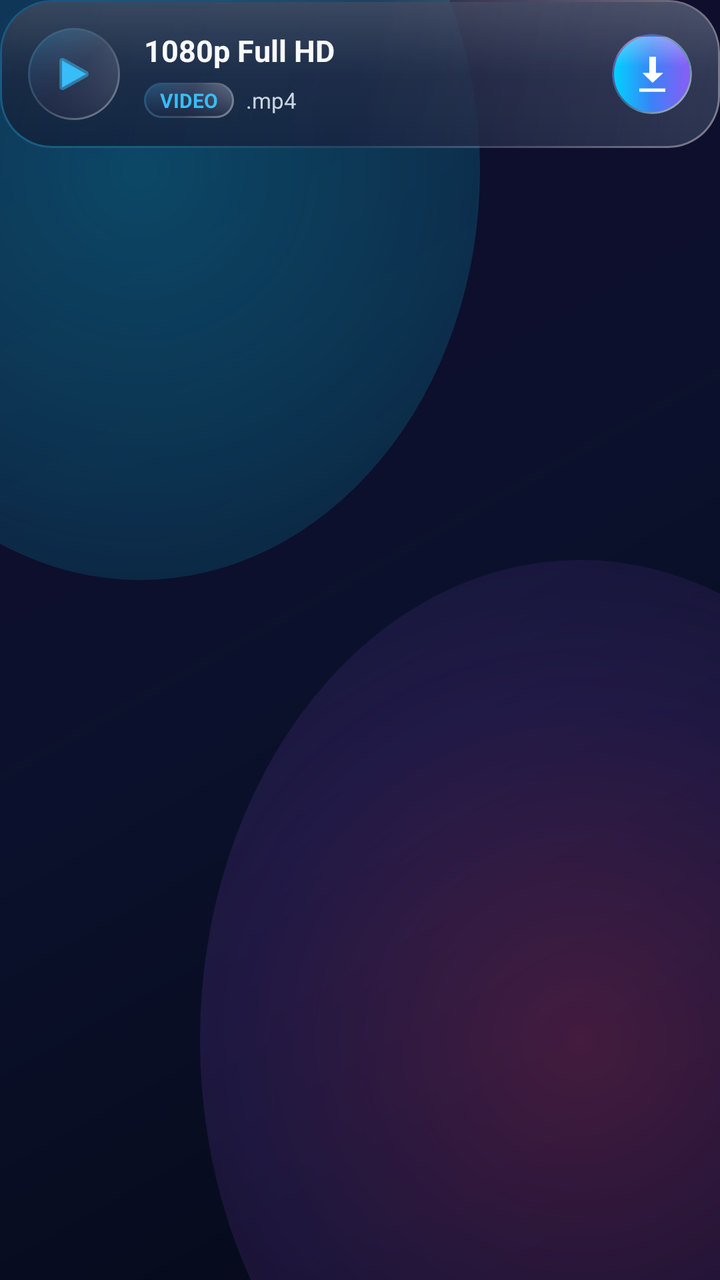
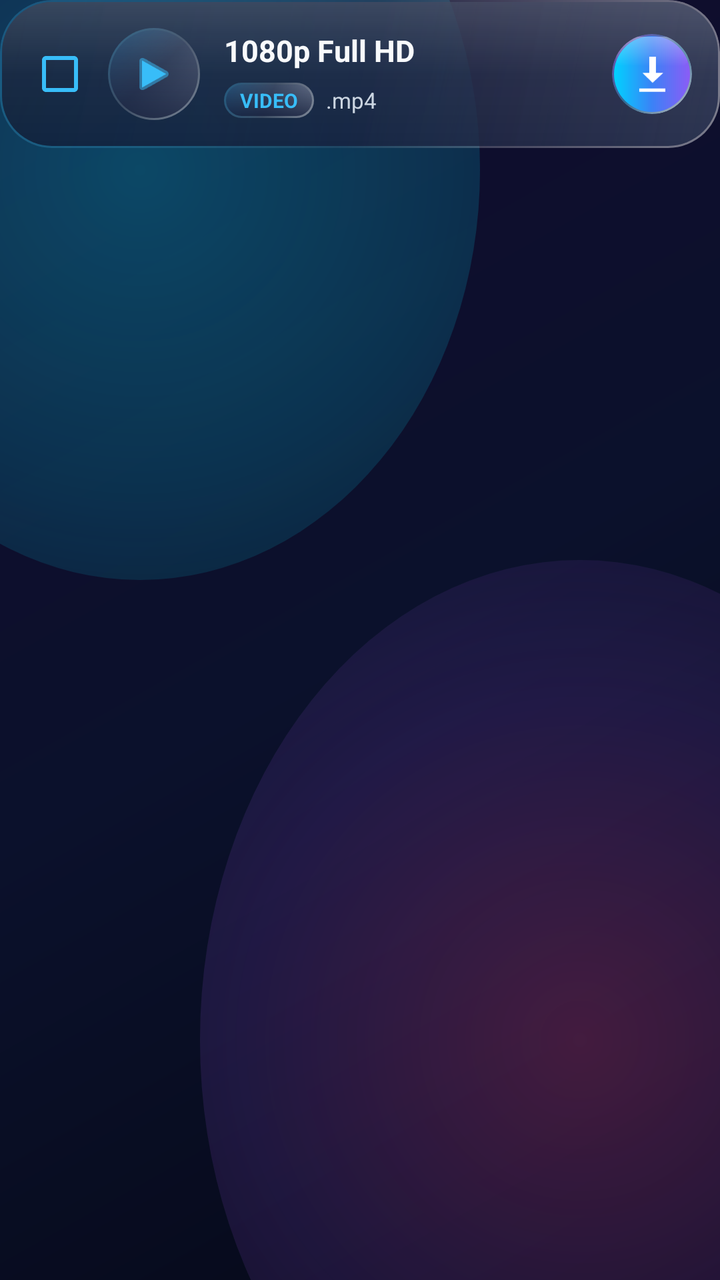

Two renders of the same Android screen: before a commit and after it. Below are the layout's source before the change and the commit's diff.
<!-- AndroidManifest.xml: application theme Theme.OmniSaver -->
<!-- res/layout/item_quality_option.xml -->
<?xml version="1.0" encoding="utf-8"?>
<com.google.android.material.card.MaterialCardView xmlns:android="http://schemas.android.com/apk/res/android"
    xmlns:app="http://schemas.android.com/apk/res-auto"
    android:id="@+id/cardQualityOption"
    android:layout_width="match_parent"
    android:layout_height="wrap_content"
    android:layout_marginBottom="10dp"
    android:background="@drawable/bg_liquid_glass_card"
    android:clickable="true"
    android:focusable="true"
    app:cardBackgroundColor="@android:color/transparent"
    app:cardCornerRadius="26dp"
    app:cardElevation="0dp"
    app:rippleColor="#3338BDF8"
    app:strokeWidth="0dp">

    <LinearLayout
        android:layout_width="match_parent"
        android:layout_height="wrap_content"
        android:background="@drawable/bg_liquid_glass_card"
        android:gravity="center_vertical"
        android:orientation="horizontal"
        android:padding="14dp">

        
        <com.google.android.material.card.MaterialCardView
            android:id="@+id/cardTypeIcon"
            android:layout_width="46dp"
            android:layout_height="46dp"
            app:cardBackgroundColor="@android:color/transparent"
            app:cardCornerRadius="16dp"
            app:cardElevation="0dp"
            app:strokeWidth="0dp">

            <ImageView
                android:id="@+id/ivTypeIcon"
                android:layout_width="match_parent"
                android:layout_height="match_parent"
                android:layout_gravity="center"
                android:background="@drawable/bg_liquid_glass_pill"
                android:contentDescription="Loại phương tiện"
                android:padding="11dp"
                android:src="@android:drawable/ic_media_play"
                android:tint="#38BDF8" />
        </com.google.android.material.card.MaterialCardView>

        
        <LinearLayout
            android:layout_width="0dp"
            android:layout_height="wrap_content"
            android:layout_marginStart="12dp"
            android:layout_marginEnd="8dp"
            android:layout_weight="1"
            android:orientation="vertical">

            <TextView
                android:id="@+id/tvQualityLabel"
                android:layout_width="match_parent"
                android:layout_height="wrap_content"
                android:text="1080p Full HD"
                android:textColor="#F8FAFC"
                android:textSize="15sp"
                android:textStyle="bold" />

            <LinearLayout
                android:layout_width="match_parent"
                android:layout_height="wrap_content"
                android:layout_marginTop="6dp"
                android:gravity="center_vertical"
                android:orientation="horizontal">

                <TextView
                    android:id="@+id/tvTypeBadge"
                    android:layout_width="wrap_content"
                    android:layout_height="wrap_content"
                    android:background="@drawable/bg_liquid_glass_pill"
                    android:paddingStart="8dp"
                    android:paddingTop="2dp"
                    android:paddingEnd="8dp"
                    android:paddingBottom="2dp"
                    android:text="VIDEO"
                    android:textColor="#38BDF8"
                    android:textSize="10sp"
                    android:textStyle="bold" />

                <TextView
                    android:id="@+id/tvExtensionAndSize"
                    android:layout_width="wrap_content"
                    android:layout_height="wrap_content"
                    android:layout_marginStart="6dp"
                    android:text=".mp4"
                    android:textColor="#CBD5E1"
                    android:textSize="11sp" />

                <TextView
                    android:id="@+id/tvBestQualityBadge"
                    android:layout_width="wrap_content"
                    android:layout_height="wrap_content"
                    android:layout_marginStart="6dp"
                    android:background="@drawable/bg_liquid_glass_pill"
                    android:paddingStart="8dp"
                    android:paddingTop="2dp"
                    android:paddingEnd="8dp"
                    android:paddingBottom="2dp"
                    android:text="HD / TỐT NHẤT"
                    android:textColor="#4ADE80"
                    android:textSize="10sp"
                    android:textStyle="bold"
                    android:visibility="gone" />

                <TextView
                    android:id="@+id/tvNoWatermarkBadge"
                    android:layout_width="wrap_content"
                    android:layout_height="wrap_content"
                    android:layout_marginStart="6dp"
                    android:background="@drawable/bg_liquid_glass_pill"
                    android:paddingStart="8dp"
                    android:paddingTop="2dp"
                    android:paddingEnd="8dp"
                    android:paddingBottom="2dp"
                    android:text="KHÔNG LOGO"
                    android:textColor="#7DD3FC"
                    android:textSize="10sp"
                    android:textStyle="bold"
                    android:visibility="gone" />
            </LinearLayout>
        </LinearLayout>

        
        <com.google.android.material.card.MaterialCardView
            android:layout_width="40dp"
            android:layout_height="40dp"
            app:cardBackgroundColor="@android:color/transparent"
            app:cardCornerRadius="20dp"
            app:cardElevation="0dp"
            app:strokeWidth="0dp">

            <ImageView
                android:id="@+id/ivDownloadAction"
                android:layout_width="match_parent"
                android:layout_height="match_parent"
                android:layout_gravity="center"
                android:background="@drawable/bg_liquid_button_primary"
                android:contentDescription="Tải xuống"
                android:padding="10dp"
                android:src="@android:drawable/stat_sys_download"
                android:tint="#FFFFFF" />
        </com.google.android.material.card.MaterialCardView>
    </LinearLayout>
</com.google.android.material.card.MaterialCardView>
<!-- resources referenced by this layout -->
<resources>
  <!-- drawable bg_liquid_glass_pill (drawable) -->
  <?xml version="1.0" encoding="utf-8"?>
  <layer-list xmlns:android="http://schemas.android.com/apk/res/android">
      <item>
          <shape android:shape="rectangle">
              <corners android:radius="999dp" />
              <gradient
                  android:angle="135"
                  android:startColor="#70FFFFFF"
                  android:centerColor="#28FFFFFF"
                  android:endColor="#5038BDF8"
                  android:type="linear" />
          </shape>
      </item>
      <item
          android:bottom="1dp"
          android:left="1dp"
          android:right="1dp"
          android:top="1dp">
          <shape android:shape="rectangle">
              <corners android:radius="999dp" />
              <gradient
                  android:angle="270"
                  android:startColor="#38253560"
                  android:endColor="#CC141E3C"
                  android:type="linear" />
          </shape>
      </item>
  </layer-list>
  <style name="Theme.OmniSaver" parent="Theme.Material3.Dark.NoActionBar">
          <item name="colorPrimary">@color/accent_primary</item>
          <item name="android:statusBarColor">#00000000</item>
          <item name="android:navigationBarColor">#050816</item>
          <item name="android:windowBackground">@drawable/bg_liquid_aurora_canvas</item>
          <item name="android:windowBlurBehindEnabled" tools:targetApi="s">true</item>
          <item name="android:windowBlurBehindRadius" tools:targetApi="s">48dp</item>
      </style>
  <color name="accent_primary">#00E5FF</color>
  <!-- drawable bg_liquid_aurora_canvas (drawable) -->
  <?xml version="1.0" encoding="utf-8"?>
  <layer-list xmlns:android="http://schemas.android.com/apk/res/android">
      
      <item>
          <shape android:shape="rectangle">
              <gradient
                  android:angle="135"
                  android:startColor="#050816"
                  android:centerColor="#0B112C"
                  android:endColor="#120B2E"
                  android:type="linear" />
          </shape>
      </item>
      
      <item
          android:top="-120dp"
          android:left="-100dp"
          android:right="120dp"
          android:bottom="350dp">
          <shape android:shape="oval">
              <gradient
                  android:centerColor="#2800E5FF"
                  android:endColor="#0000E5FF"
                  android:gradientRadius="320dp"
                  android:startColor="#4500E5FF"
                  android:type="radial" />
          </shape>
      </item>
      
      <item
          android:top="280dp"
          android:left="100dp"
          android:right="-120dp"
          android:bottom="-120dp">
          <shape android:shape="oval">
              <gradient
                  android:centerColor="#24A855F7"
                  android:endColor="#00A855F7"
                  android:gradientRadius="340dp"
                  android:startColor="#42EC4899"
                  android:type="radial" />
          </shape>
      </item>
  </layer-list>
  <!-- unchanged entries left out for length: 2 -->
</resources>

<!-- the commit's change to res/layout/item_quality_option.xml (unified diff, before → after) -->
@@ -21,6 +21,15 @@
         android:gravity="center_vertical"
         android:orientation="horizontal"
         android:padding="14dp">
+
+        <CheckBox
+            android:id="@+id/cbSelectOption"
+            android:layout_width="32dp"
+            android:layout_height="32dp"
+            android:layout_marginEnd="8dp"
+            android:buttonTint="#38BDF8"
+            android:clickable="false"
+            android:focusable="false" />
 
         
         <com.google.android.material.card.MaterialCardView
